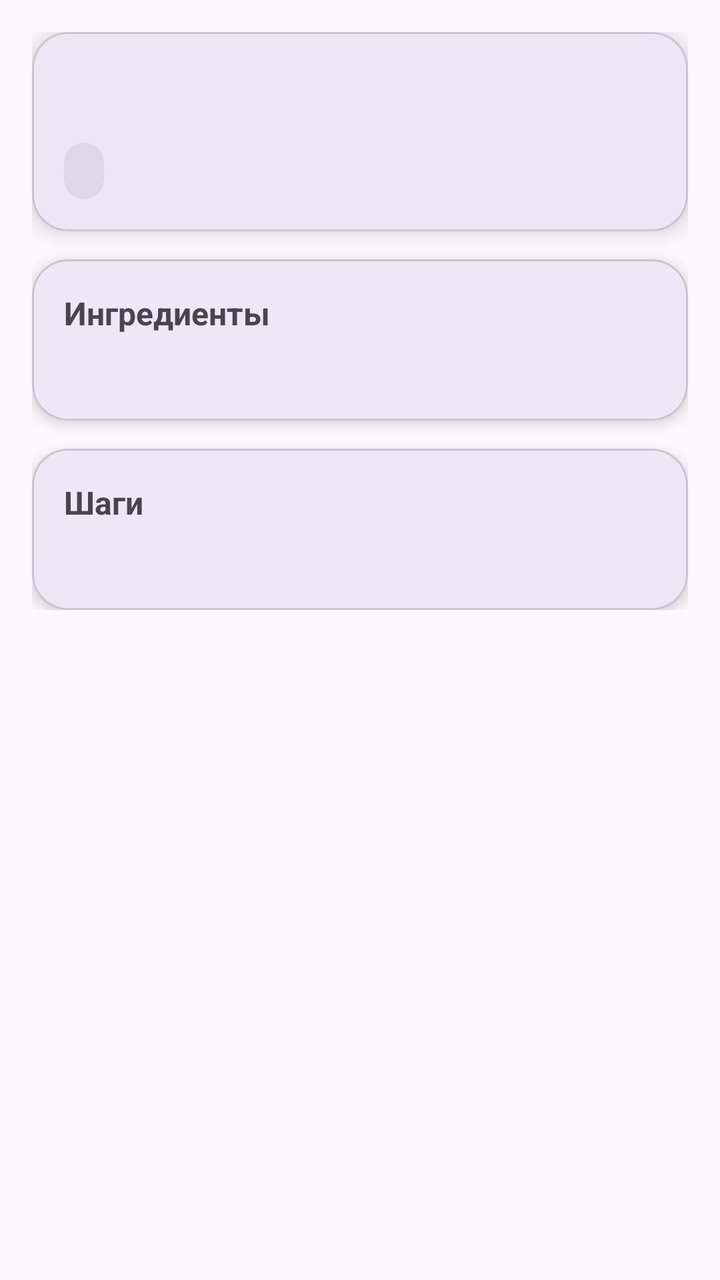
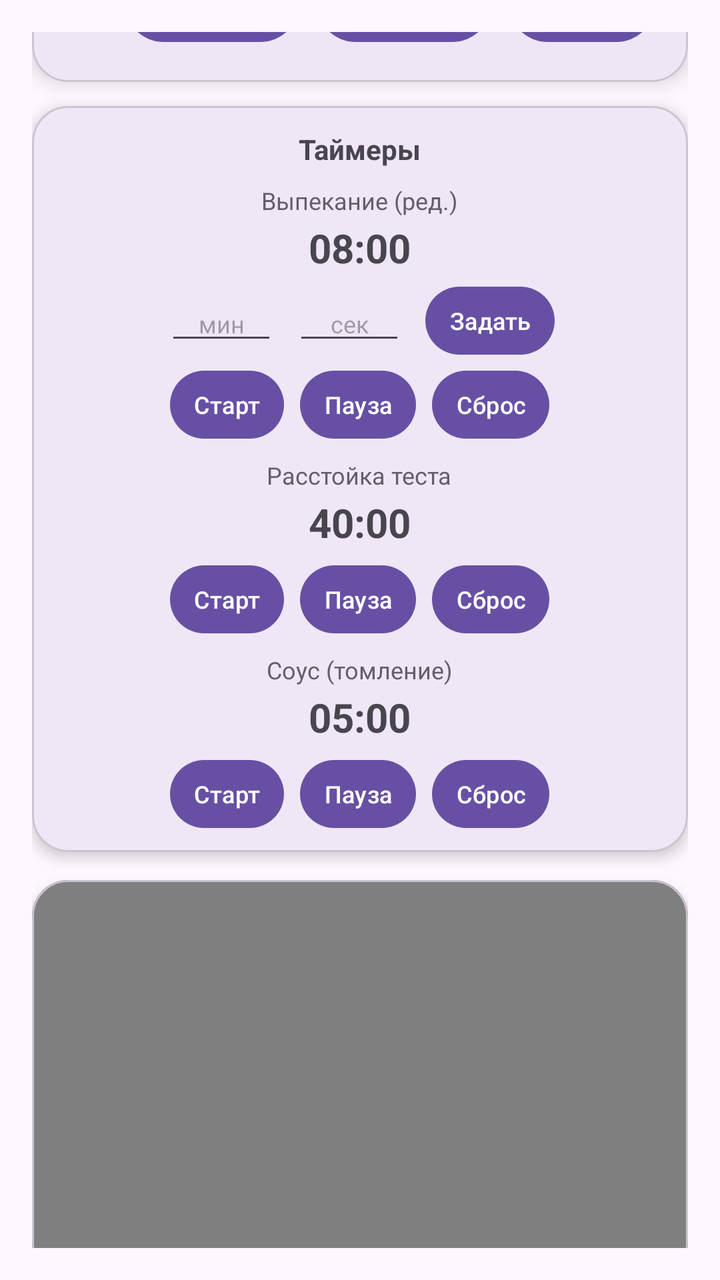

Compare the two renders of this Android layout. The source of the first and the diff that turns it into the second are given below.
<!-- AndroidManifest.xml: application theme Theme.LR9 -->
<!-- res/layout/activity_detail.xml -->
<?xml version="1.0" encoding="utf-8"?>

<androidx.core.widget.NestedScrollView
    xmlns:android="http://schemas.android.com/apk/res/android"
    xmlns:app="http://schemas.android.com/apk/res-auto"
    android:layout_width="match_parent"
    android:layout_height="match_parent"
    android:padding="16dp">

    <LinearLayout
        android:layout_width="match_parent"
        android:layout_height="wrap_content"
        android:orientation="vertical">

        <com.google.android.material.card.MaterialCardView
            android:layout_width="match_parent"
            android:layout_height="wrap_content"
            app:cardCornerRadius="18dp"
            app:cardElevation="6dp"
            android:padding="16dp">

            <LinearLayout
                android:layout_width="match_parent"
                android:layout_height="wrap_content"
                android:orientation="vertical"
                android:padding="16dp">

                <TextView
                    android:id="@+id/tvTitle"
                    android:layout_width="match_parent"
                    android:layout_height="wrap_content"
                    android:textSize="22sp"
                    android:textStyle="bold"/>

                <TextView
                    android:id="@+id/tvMeta"
                    android:layout_width="wrap_content"
                    android:layout_height="wrap_content"
                    android:layout_marginTop="10dp"
                    android:paddingStart="10dp"
                    android:paddingEnd="10dp"
                    android:paddingTop="6dp"
                    android:paddingBottom="6dp"
                    android:textSize="12sp"
                    android:background="@drawable/bg_chip"
                    android:alpha="0.85"/>

            </LinearLayout>
        </com.google.android.material.card.MaterialCardView>

        <com.google.android.material.card.MaterialCardView
            android:layout_width="match_parent"
            android:layout_height="wrap_content"
            android:layout_marginTop="14dp"
            app:cardCornerRadius="18dp"
            app:cardElevation="4dp">

            <LinearLayout
                android:layout_width="match_parent"
                android:layout_height="wrap_content"
                android:orientation="vertical"
                android:padding="16dp">

                <TextView
                    android:layout_width="match_parent"
                    android:layout_height="wrap_content"
                    android:text="@string/ingredients"
                    android:textStyle="bold"
                    android:textSize="16sp"/>

                <TextView
                    android:id="@+id/tvIngredients"
                    android:layout_width="match_parent"
                    android:layout_height="wrap_content"
                    android:layout_marginTop="8dp"
                    android:lineSpacingExtra="4dp"/>

            </LinearLayout>
        </com.google.android.material.card.MaterialCardView>

        <com.google.android.material.card.MaterialCardView
            android:layout_width="match_parent"
            android:layout_height="wrap_content"
            android:layout_marginTop="14dp"
            app:cardCornerRadius="18dp"
            app:cardElevation="4dp">

            <LinearLayout
                android:layout_width="match_parent"
                android:layout_height="wrap_content"
                android:orientation="vertical"
                android:padding="16dp">

                <TextView
                    android:layout_width="match_parent"
                    android:layout_height="wrap_content"
                    android:text="@string/steps"
                    android:textStyle="bold"
                    android:textSize="16sp"/>

                <TextView
                    android:id="@+id/tvSteps"
                    android:layout_width="match_parent"
                    android:layout_height="wrap_content"
                    android:layout_marginTop="8dp"
                    android:lineSpacingExtra="4dp"/>

            </LinearLayout>
        </com.google.android.material.card.MaterialCardView>

    </LinearLayout>

</androidx.core.widget.NestedScrollView>
<!-- resources referenced by this layout -->
<resources>
  <!-- drawable bg_chip (drawable) -->
  <?xml version="1.0" encoding="utf-8"?>
  
  <shape xmlns:android="http://schemas.android.com/apk/res/android" android:shape="rectangle">
      <solid android:color="#12000000"/>
      <corners android:radius="999dp"/>
  </shape>
  <string name="ingredients">Ингредиенты</string>
  <string name="steps">Шаги</string>
  <style name="Theme.LR9" parent="Base.Theme.LR9" />
  <style name="Base.Theme.LR9" parent="Theme.Material3.DayNight.NoActionBar">
          
          
      </style>
</resources>

<!-- the commit's change to res/layout/activity_detail.xml (unified diff, before → after) -->
@@ -12,12 +12,12 @@
         android:layout_height="wrap_content"
         android:orientation="vertical">
 
+        
         <com.google.android.material.card.MaterialCardView
             android:layout_width="match_parent"
             android:layout_height="wrap_content"
             app:cardCornerRadius="18dp"
-            app:cardElevation="6dp"
-            android:padding="16dp">
+            app:cardElevation="6dp">
 
             <LinearLayout
                 android:layout_width="match_parent"
@@ -45,9 +45,356 @@
                     android:background="@drawable/bg_chip"
                     android:alpha="0.85"/>
 
+                
+                <LinearLayout
+                    android:layout_width="wrap_content"
+                    android:layout_height="wrap_content"
+                    android:layout_marginLeft="30dp"
+                    android:layout_marginTop="12dp"
+                    android:orientation="horizontal">
+
+                    <com.google.android.material.button.MaterialButton
+                        android:id="@+id/btnPlay"
+                        android:layout_width="wrap_content"
+                        android:layout_height="wrap_content"
+                        android:text="▶" />
+
+                    <com.google.android.material.button.MaterialButton
+                        android:id="@+id/btnPause"
+                        android:layout_width="wrap_content"
+                        android:layout_height="wrap_content"
+                        android:layout_marginStart="8dp"
+                        android:text="⏸" />
+
+                    <com.google.android.material.button.MaterialButton
+                        android:id="@+id/btnRestart"
+                        android:layout_width="wrap_content"
+                        android:layout_height="wrap_content"
+                        android:layout_marginStart="8dp"
+                        android:text="↻" />
+
+                </LinearLayout>
+            </LinearLayout>
+
+        </com.google.android.material.card.MaterialCardView>
+
+        <com.google.android.material.card.MaterialCardView
+            android:id="@+id/cardTimers"
+            android:layout_width="match_parent"
+            android:layout_height="wrap_content"
+            android:layout_marginTop="12dp"
+            app:cardCornerRadius="18dp"
+            app:cardElevation="4dp">
+
+            <LinearLayout
+                android:layout_width="match_parent"
+                android:layout_height="wrap_content"
+                android:orientation="vertical"
+                android:padding="12dp"
+                android:gravity="center_horizontal">
+
+                <TextView
+                    android:layout_width="wrap_content"
+                    android:layout_height="wrap_content"
+                    android:text="@string/timers"
+                    android:textStyle="bold"
+                    android:textSize="14sp"
+                    android:layout_marginBottom="8dp"/>
+
+                
+                <LinearLayout
+                    android:layout_width="wrap_content"
+                    android:layout_height="wrap_content"
+                    android:orientation="vertical"
+                    android:gravity="center_horizontal"
+                    android:layout_marginBottom="10dp">
+
+                    <TextView
+                        android:id="@+id/lblT1"
+                        android:layout_width="wrap_content"
+                        android:layout_height="wrap_content"
+                        android:text="@string/timer_bake"
+                        android:textSize="12sp"
+                        android:alpha="0.85"/>
+
+                    <TextView
+                        android:id="@+id/tvT1"
+                        android:layout_width="wrap_content"
+                        android:layout_height="wrap_content"
+                        android:text="08:00"
+                        android:textSize="20sp"
+                        android:textStyle="bold"
+                        android:layout_marginTop="2dp"/>
+
+                    
+                    <LinearLayout
+                        android:layout_width="wrap_content"
+                        android:layout_height="wrap_content"
+                        android:orientation="horizontal"
+                        android:gravity="center_vertical"
+                        android:layout_marginTop="6dp">
+
+                        <EditText
+                            android:id="@+id/etT1Min"
+                            android:layout_width="56dp"
+                            android:layout_height="34dp"
+                            android:hint="@string/min_short"
+                            android:inputType="number"
+                            android:maxLength="3"
+                            android:gravity="center"
+                            android:textSize="12sp"/>
+
+                        <EditText
+                            android:id="@+id/etT1Sec"
+                            android:layout_width="56dp"
+                            android:layout_height="34dp"
+                            android:hint="@string/sec_short"
+                            android:inputType="number"
+                            android:maxLength="2"
+                            android:gravity="center"
+                            android:textSize="12sp"
+                            android:layout_marginStart="8dp"/>
+
+                        <com.google.android.material.button.MaterialButton
+                            android:id="@+id/btnT1Set"
+                            android:layout_width="wrap_content"
+                            android:layout_height="34dp"
+                            android:minHeight="34dp"
+                            android:minWidth="0dp"
+                            android:insetTop="0dp"
+                            android:insetBottom="0dp"
+                            android:paddingStart="12dp"
+                            android:paddingEnd="12dp"
+                            android:text="@string/set"
+                            android:textSize="12sp"
+                            android:layout_marginStart="10dp"/>
+                    </LinearLayout>
+
+                    
+                    <LinearLayout
+                        android:layout_width="wrap_content"
+                        android:layout_height="wrap_content"
+                        android:orientation="horizontal"
+                        android:gravity="center"
+                        android:layout_marginTop="8dp">
+
+                        <com.google.android.material.button.MaterialButton
+                            android:id="@+id/btnT1Start"
+                            android:layout_width="wrap_content"
+                            android:layout_height="34dp"
+                            android:minHeight="34dp"
+                            android:minWidth="0dp"
+                            android:insetTop="0dp"
+                            android:insetBottom="0dp"
+                            android:paddingStart="12dp"
+                            android:paddingEnd="12dp"
+                            android:text="@string/start"
+                            android:textSize="12sp"/>
+
+                        <com.google.android.material.button.MaterialButton
+                            android:id="@+id/btnT1Pause"
+                            android:layout_width="wrap_content"
+                            android:layout_height="34dp"
+                            android:minHeight="34dp"
+                            android:minWidth="0dp"
+                            android:insetTop="0dp"
+                            android:insetBottom="0dp"
+                            android:paddingStart="12dp"
+                            android:paddingEnd="12dp"
+                            android:text="@string/pause"
+                            android:textSize="12sp"
+                            android:layout_marginStart="8dp"/>
+
+                        <com.google.android.material.button.MaterialButton
+                            android:id="@+id/btnT1Reset"
+                            android:layout_width="wrap_content"
+                            android:layout_height="34dp"
+                            android:minHeight="34dp"
+                            android:minWidth="0dp"
+                            android:insetTop="0dp"
+                            android:insetBottom="0dp"
+                            android:paddingStart="12dp"
+                            android:paddingEnd="12dp"
+                            android:text="@string/reset"
+                            android:textSize="12sp"
+                            android:layout_marginStart="8dp"/>
+                    </LinearLayout>
+                </LinearLayout>
+
+                
+                <LinearLayout
+                    android:layout_width="wrap_content"
+                    android:layout_height="wrap_content"
+                    android:orientation="vertical"
+                    android:gravity="center_horizontal"
+                    android:layout_marginBottom="10dp">
+
+                    <TextView
+                        android:id="@+id/lblT2"
+                        android:layout_width="wrap_content"
+                        android:layout_height="wrap_content"
+                        android:text="@string/timer_dough_rest"
+                        android:textSize="12sp"
+                        android:alpha="0.85"/>
+
+                    <TextView
+                        android:id="@+id/tvT2"
+                        android:layout_width="wrap_content"
+                        android:layout_height="wrap_content"
+                        android:text="40:00"
+                        android:textSize="20sp"
+                        android:textStyle="bold"
+                        android:layout_marginTop="2dp"/>
+
+                    <LinearLayout
+                        android:layout_width="wrap_content"
+                        android:layout_height="wrap_content"
+                        android:orientation="horizontal"
+                        android:gravity="center"
+                        android:layout_marginTop="8dp">
+
+                        <com.google.android.material.button.MaterialButton
+                            android:id="@+id/btnT2Start"
+                            android:layout_width="wrap_content"
+                            android:layout_height="34dp"
+                            android:minHeight="34dp"
+                            android:minWidth="0dp"
+                            android:insetTop="0dp"
+                            android:insetBottom="0dp"
+                            android:paddingStart="12dp"
+                            android:paddingEnd="12dp"
+                            android:text="@string/start"
+                            android:textSize="12sp"/>
+
+                        <com.google.android.material.button.MaterialButton
+                            android:id="@+id/btnT2Pause"
+                            android:layout_width="wrap_content"
+                            android:layout_height="34dp"
+                            android:minHeight="34dp"
+                            android:minWidth="0dp"
+                            android:insetTop="0dp"
+                            android:insetBottom="0dp"
+                            android:paddingStart="12dp"
+                            android:paddingEnd="12dp"
+                            android:text="@string/pause"
+                            android:textSize="12sp"
+                            android:layout_marginStart="8dp"/>
+
+                        <com.google.android.material.button.MaterialButton
+                            android:id="@+id/btnT2Reset"
+                            android:layout_width="wrap_content"
+                            android:layout_height="34dp"
+                            android:minHeight="34dp"
+                            android:minWidth="0dp"
+                            android:insetTop="0dp"
+                            android:insetBottom="0dp"
+                            android:paddingStart="12dp"
+                            android:paddingEnd="12dp"
+                            android:text="@string/reset"
+                            android:textSize="12sp"
+                            android:layout_marginStart="8dp"/>
+                    </LinearLayout>
+                </LinearLayout>
+
+                
+                <LinearLayout
+                    android:layout_width="wrap_content"
+                    android:layout_height="wrap_content"
+                    android:orientation="vertical"
+                    android:gravity="center_horizontal">
+
+                    <TextView
+                        android:id="@+id/lblT3"
+                        android:layout_width="wrap_content"
+                        android:layout_height="wrap_content"
+                        android:text="@string/timer_sauce"
+                        android:textSize="12sp"
+                        android:alpha="0.85"/>
+
+                    <TextView
+                        android:id="@+id/tvT3"
+                        android:layout_width="wrap_content"
+                        android:layout_height="wrap_content"
+                        android:text="05:00"
+                        android:textSize="20sp"
+                        android:textStyle="bold"
+                        android:layout_marginTop="2dp"/>
+
+                    <LinearLayout
+                        android:layout_width="wrap_content"
+                        android:layout_height="wrap_content"
+                        android:orientation="horizontal"
+                        android:gravity="center"
+                        android:layout_marginTop="8dp">
+
+                        <com.google.android.material.button.MaterialButton
+                            android:id="@+id/btnT3Start"
+                            android:layout_width="wrap_content"
+                            android:layout_height="34dp"
+                            android:minHeight="34dp"
+                            android:minWidth="0dp"
+                            android:insetTop="0dp"
+                            android:insetBottom="0dp"
+                            android:paddingStart="12dp"
+                            android:paddingEnd="12dp"
+                            android:text="@string/start"
+                            android:textSize="12sp"/>
+
+                        <com.google.android.material.button.MaterialButton
+                            android:id="@+id/btnT3Pause"
+                            android:layout_width="wrap_content"
+                            android:layout_height="34dp"
+                            android:minHeight="34dp"
+                            android:minWidth="0dp"
+                            android:insetTop="0dp"
+                            android:insetBottom="0dp"
+                            android:paddingStart="12dp"
+                            android:paddingEnd="12dp"
+                            android:text="@string/pause"
+                            android:textSize="12sp"
+                            android:layout_marginStart="8dp"/>
+
+                        <com.google.android.material.button.MaterialButton
+                            android:id="@+id/btnT3Reset"
+                            android:layout_width="wrap_content"
+                            android:layout_height="34dp"
+                            android:minHeight="34dp"
+                            android:minWidth="0dp"
+                            android:insetTop="0dp"
+                            android:insetBottom="0dp"
+                            android:paddingStart="12dp"
+                            android:paddingEnd="12dp"
+                            android:text="@string/reset"
+                            android:textSize="12sp"
+                            android:layout_marginStart="8dp"/>
+                    </LinearLayout>
+                </LinearLayout>
+
             </LinearLayout>
         </com.google.android.material.card.MaterialCardView>
 
+        
+        <com.google.android.material.card.MaterialCardView
+            android:id="@+id/cardVideo"
+            android:layout_width="match_parent"
+            android:layout_height="wrap_content"
+            android:layout_marginTop="14dp"
+            app:cardCornerRadius="18dp"
+            app:cardElevation="4dp">
+
+            <FrameLayout
+                android:layout_width="match_parent"
+                android:layout_height="200dp">
+
+                <VideoView
+                    android:id="@+id/videoView"
+                    android:layout_width="match_parent"
+                    android:layout_height="match_parent"/>
+            </FrameLayout>
+
+        </com.google.android.material.card.MaterialCardView>
+
+        
         <com.google.android.material.card.MaterialCardView
             android:layout_width="match_parent"
             android:layout_height="wrap_content"
@@ -74,10 +421,11 @@
                     android:layout_height="wrap_content"
                     android:layout_marginTop="8dp"
                     android:lineSpacingExtra="4dp"/>
-
             </LinearLayout>
+
         </com.google.android.material.card.MaterialCardView>
 
+        
         <com.google.android.material.card.MaterialCardView
             android:layout_width="match_parent"
             android:layout_height="wrap_content"
@@ -104,8 +452,8 @@
                     android:layout_height="wrap_content"
                     android:layout_marginTop="8dp"
                     android:lineSpacingExtra="4dp"/>
-
             </LinearLayout>
+
         </com.google.android.material.card.MaterialCardView>
 
     </LinearLayout>
<!-- resource entries referenced after the edit -->
@@ -8,7 +8,17 @@
       <corners android:radius="999dp"/>
   </shape>
   <string name="ingredients">Ингредиенты</string>
+  <string name="min_short">мин</string>
+  <string name="pause">Пауза</string>
+  <string name="reset">Сброс</string>
+  <string name="sec_short">сек</string>
+  <string name="set">Задать</string>
+  <string name="start">Старт</string>
   <string name="steps">Шаги</string>
+  <string name="timer_bake" translatable="false">Выпекание (ред.)</string>
+  <string name="timer_dough_rest">Расстойка теста</string>
+  <string name="timer_sauce">Соус (томление)</string>
+  <string name="timers">Таймеры</string>
   <style name="Theme.LR9" parent="Base.Theme.LR9" />
   <style name="Base.Theme.LR9" parent="Theme.Material3.DayNight.NoActionBar">
           
